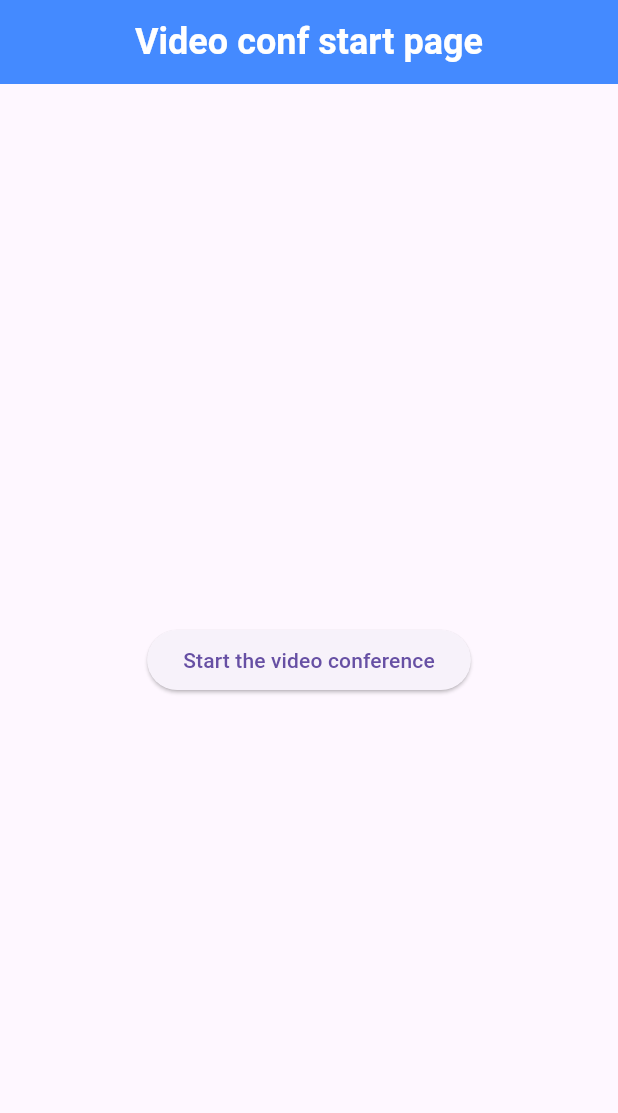
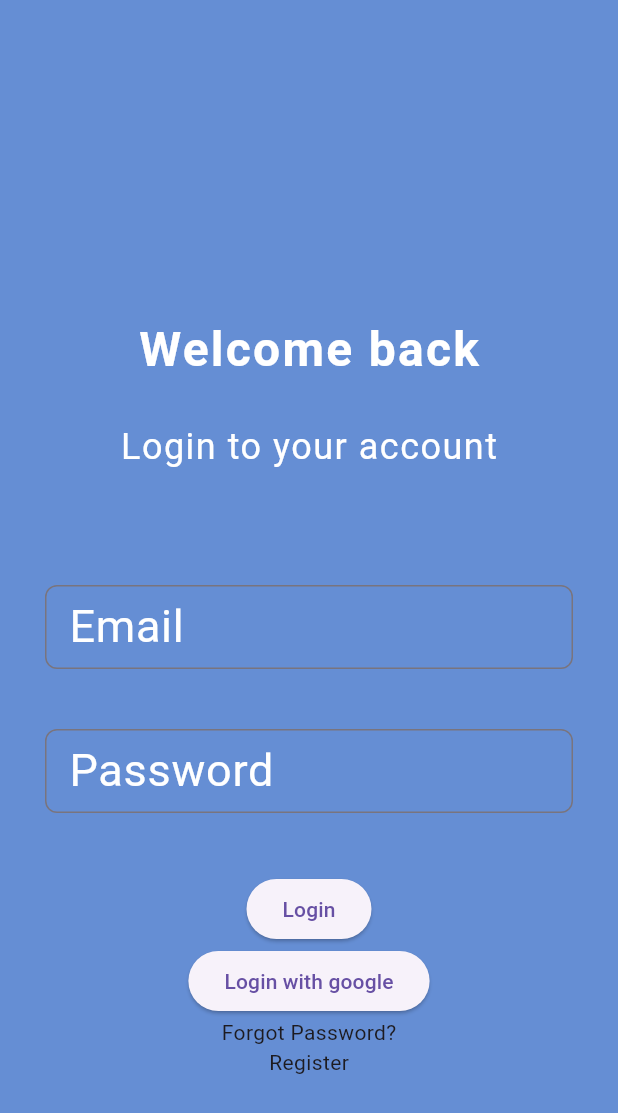
Before and after one commit to IT22148254/spm_flut_proj, a Flutter app: the screen it shows after launch, on a phone screen of 412 x 824 dp. Shown: the top 1113 px of the screen. Run offline on Flutter 3.47's test engine with Material 3 defaults, Android fonts, the phone set to English and light mode, and no system bars; our stand-ins replace cloud_firestore, firebase_auth, firebase_core, get_it, go_router, google_sign_in and 2 more; missing offline and left inert: agora_uikit, flutter_facebook_auth; accounts and stored records are empty.

Commit message:
google auth + em & pw + agora init + user db cmp t&w

```diff
--- /dev/null
+++ b/spm_project/devtools_options.yaml
@@ -0,0 +1,3 @@
+description: This file stores settings for Dart & Flutter DevTools.
+documentation: https://docs.flutter.dev/tools/devtools/extensions#configure-extension-enablement-states
+extensions:
--- /dev/null
+++ b/spm_project/lib/core/models/user_model.dart
@@ -0,0 +1,45 @@
+class UserModel {
+  final String id;
+  final String name;
+  final String email;
+
+  UserModel({
+    required this.id,
+    required this.name,
+    required this.email,
+  });
+
+//from json object to UserModel object
+//@param json: json object
+//@return UserModel object
+  factory UserModel.fromJson(Map<String, dynamic> json) {
+    return UserModel(
+      id: json['id'],
+      name: json['name'],
+      email: json['email'],
+    );
+  }
+
+//from UserModel object to JSON
+//@param userModel: UserModel object
+//@return json object
+  Map<String, dynamic> toJson() => {
+        'id': id,
+        'name': name,
+        'email': email,
+      };
+
+//copy userModel with new values
+//returns new UserModel object with new values for specified fields, or original values if no new value provided.
+  UserModel copyWith({
+    String? id,
+    String? name,
+    String? email,
+  }) {
+    return UserModel(
+      id: id ?? this.id,
+      name: name ?? this.name,
+      email: email ?? this.email,
+    );
+  }
+}
--- /dev/null
+++ b/spm_project/lib/core/pages/login_page.dart
@@ -0,0 +1,131 @@
+import 'package:flutter/material.dart';
+import 'package:spm_project/core/services/auth_service.dart';
+import 'package:spm_project/core/services/user_service.dart';
+import 'package:spm_project/di/injectable.dart';
+import 'package:go_router/go_router.dart';
+
+class LoginPage extends StatelessWidget {
+  final AuthService authService = getit<AuthService>();
+  final UserService userService = getit<UserService>();
+  final TextEditingController emailController = TextEditingController();
+  final TextEditingController passwordController = TextEditingController();
+  LoginPage({super.key});
+
+  @override
+  Widget build(BuildContext context) {
+    return Scaffold(
+      backgroundColor: const Color.fromARGB(255, 101, 142, 212),
+      body: SafeArea(
+        child: SingleChildScrollView(
+          child: Container(
+            margin: const EdgeInsets.all(30),
+            child: Column(
+              crossAxisAlignment: CrossAxisAlignment.center,
+              children: [
+                const SizedBox(height: 180),
+                const Text(
+                  'Welcome back',
+                  style: TextStyle(
+                    fontSize: 32,
+                    fontWeight: FontWeight.bold,
+                    color: Colors.white,
+                    letterSpacing: 1.5,
+                  ),
+                ),
+                const SizedBox(height: 25),
+                const Text(
+                  'Login to your account',
+                  style: TextStyle(
+                    fontSize: 24,
+                    fontWeight: FontWeight.normal,
+                    color: Colors.white,
+                    letterSpacing: 1,
+                  ),
+                ),
+                const SizedBox(height: 75),
+                TextField(
+                  controller: emailController,
+                  decoration:const InputDecoration(
+                    labelText: 'Email',
+                    labelStyle: TextStyle(
+                      color: Colors.white,
+                      fontSize: 30,
+                      fontWeight: FontWeight.normal,
+                    ),
+                    border: OutlineInputBorder(
+                      borderRadius: BorderRadius.all(Radius.circular(8)),
+                    ),
+                  ),
+                ),
+                const SizedBox(height: 40),
+                TextFormField(
+                  controller: passwordController,
+                  obscureText: true,
+                  decoration: const InputDecoration(
+                    labelText: 'Password',
+                    labelStyle: TextStyle(
+                      color: Colors.white,
+                      fontSize: 30,
+                      fontWeight: FontWeight.normal,
+                    ),
+                    border: OutlineInputBorder(
+                      borderRadius: BorderRadius.all(Radius.circular(8)),
+                    ),
+                  ),
+                  validator: (String? value) {
+                    if (value!.trim().isEmpty) {
+                      return 'Password is required';
+                    }
+                    return null;
+                  },
+                ),
+                const SizedBox(height: 40),
+                ElevatedButton(
+                  onPressed: () async {
+                    final userCredential =
+                        await authService.signIn(emailController.text, passwordController.text);
+                    if (userCredential != null) {
+                      userService.addUser();
+                      if (context.mounted) {
+                        context.go('/rooms');
+                      }
+                    }
+                  },
+                  child: const Text('Login'),
+                ),
+                ElevatedButton(
+                    onPressed: () async {
+                      final userCredential =
+                          await authService.signInWithGoogle();
+                      if (userCredential != null) {
+                        userService.addUser();
+                        if (context.mounted) {
+                          context.go('/rooms');
+                        }
+                      }
+                    },
+                    child: const Text("Login with google")),
+                const Text(
+                  'Forgot Password?',
+                  style: TextStyle(
+                    height: 1.4,
+                    decoration: TextDecoration.none,
+                    color: Color(0xff1d1b20),
+                  ),
+                ),
+                const Text(
+                  'Register',
+                  style: TextStyle(
+                    height: 1.4,
+                    decoration: TextDecoration.none,
+                    color: Color(0xff1d1b20),
+                  ),
+                ),
+              ],
+            ),
+          ),
+        ),
+      ),
+    );
+  }
+}
--- /dev/null
+++ b/spm_project/lib/core/services/auth_routes.dart
@@ -0,0 +1,19 @@
+import 'package:go_router/go_router.dart';
+//import 'package:spm_project/core/pages/home_page.dart';
+import 'package:spm_project/core/pages/login_page.dart';
+import 'package:spm_project/features/videoConference/screens/start_page.dart';
+
+final authRoutes = [
+  GoRoute(path: '/login',
+  name: 'Login_page',
+  builder: (context,state) => LoginPage() ),
+
+  GoRoute(path: '/',
+  name:'Home_page',
+  //debugging purposes only => todo : uncomment Homepage() and remove StartPage() [imports too]
+  // builder: (context,state) => const Homepage()
+  builder: (context, state) => const StartPage(),
+   ),
+
+
+];
--- a/spm_project/lib/core/services/auth_service.dart
+++ b/spm_project/lib/core/services/auth_service.dart
@@ -66,6 +66,38 @@ class FirebaseAuthService implements AuthService {
     }
   }
 
+  Future<void> registerUser(
+      String email, String password, String displayName) async {
+    try {
+      UserCredential userCredential = await _firebaseAuth
+          .createUserWithEmailAndPassword(email: email, password: password);
+
+      User? user = userCredential.user;
+      if (user != null) {
+        await user.updateProfile(displayName: displayName);
+        await user.reload();
+        user = _firebaseAuth.currentUser;
+      }
+    } on FirebaseAuthException catch (e) {
+      switch (e.code) {
+        case 'email-already-in-use':
+          _logger.e("The email address is already in use by another account.");
+          break;
+        case 'invalid-email':
+          _logger.e("The email address is not valid.");
+          break;
+        case 'operation-not-allowed':
+          _logger.e("Email/password accounts are not enabled.");
+          break;
+        case 'weak-password':
+          _logger.e("The password is too weak.");
+          break;
+        default:
+          _logger.e("Error creating user: $e");
+      }
+    }
+  }
+
   @override
   Future<void> signOut() async {
     try {
--- a/spm_project/lib/core/services/route_service.dart
+++ b/spm_project/lib/core/services/route_service.dart
@@ -1,5 +1,7 @@
 import 'package:spm_project/features/videoConference/services/conference_routes.dart';
+import 'package:spm_project/core/services/auth_routes.dart';
 
 final appRoutes = [
   ...conferenceRoutes,
+  ...authRoutes,
 ];
--- a/spm_project/lib/features/videoConference/services/conference_routes.dart
+++ b/spm_project/lib/features/videoConference/services/conference_routes.dart
@@ -4,9 +4,10 @@ import 'package:spm_project/features/videoConference/screens/video_conf_page.dar
 
 final conferenceRoutes = [
   GoRoute(
-    path: '/',
+    path: '/rooms',
     name: 'conference_start_page',
-    builder: (context, state) => const StartPage(),
+    // builder: (context, state) => const StartPage(),
+    builder:(context, state) => const StartPage(),
   ),
   GoRoute(
     path: '/video_conf',
--- a/spm_project/lib/features/videoConference/services/my_agora_service.dart
+++ b/spm_project/lib/features/videoConference/services/my_agora_service.dart
@@ -36,10 +36,14 @@ class MyAgoraServiceImpl implements MyAgoraService {
       _logger.i('Agora client ended call');
 
       if (context.mounted) {
-        context.go('/');
+        context.go('/rooms');
       }
     } catch (e) {
       _logger.e('Error ending call $e');
     }
   }
+
+  AgoraClient getAgoraClient(){
+    return _client;
+  }
 }
--- a/spm_project/lib/main.dart
+++ b/spm_project/lib/main.dart
@@ -1,9 +1,11 @@
 import 'package:flutter/material.dart';
 import 'package:spm_project/di/injectable.dart';
 import 'package:go_router/go_router.dart';
+import 'package:firebase_core/firebase_core.dart';
 
 void main() async {
   WidgetsFlutterBinding.ensureInitialized();
+  await Firebase.initializeApp();
   configureDependency();
   runApp(const MyApp());
 }
```
Also changed, not shown: spm_project/lib/core/services/user_service.dart (added, +43 -0 lines), spm_project/lib/di/agora_module.dart (+1 -1 lines), spm_project/lib/di/conference_room_service_module.dart (added, +9 -0 lines), spm_project/lib/di/firestore_module.dart (added, +9 -0 lines), spm_project/lib/di/go_router_module.dart (+21 -4 lines), spm_project/lib/di/user_service_module.dart (added, +8 -0 lines), spm_project/lib/features/videoConference/models/conference_room_model.dart (added, +59 -0 lines), spm_project/lib/features/videoConference/services/conference_room_service.dart (added, +126 -0 lines), spm_project/pubspec.yaml (+4 -3 lines), spm_project/assets/images/bird_logo.png (added), spm_project/lib/di/injectable.config.dart, spm_project/pubspec.lock.
